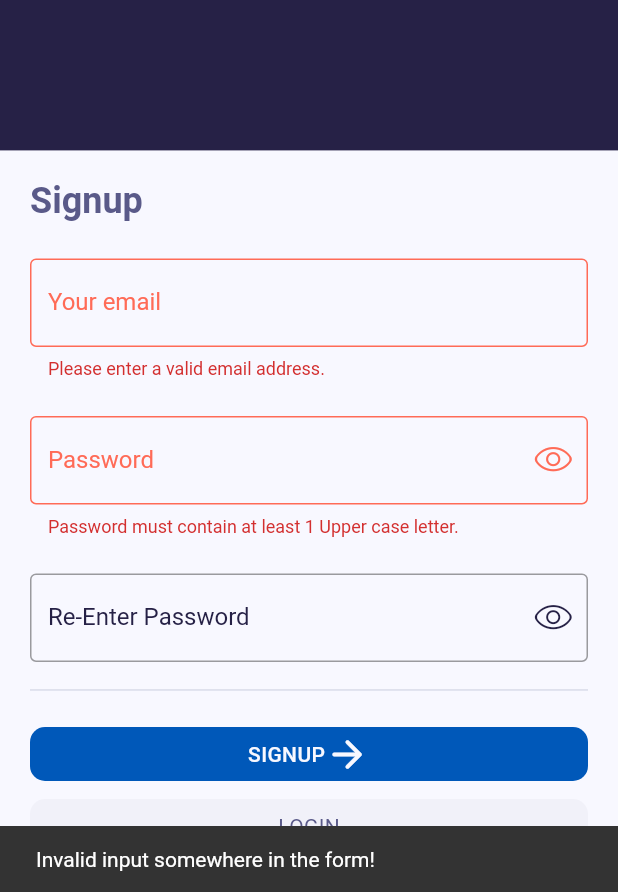
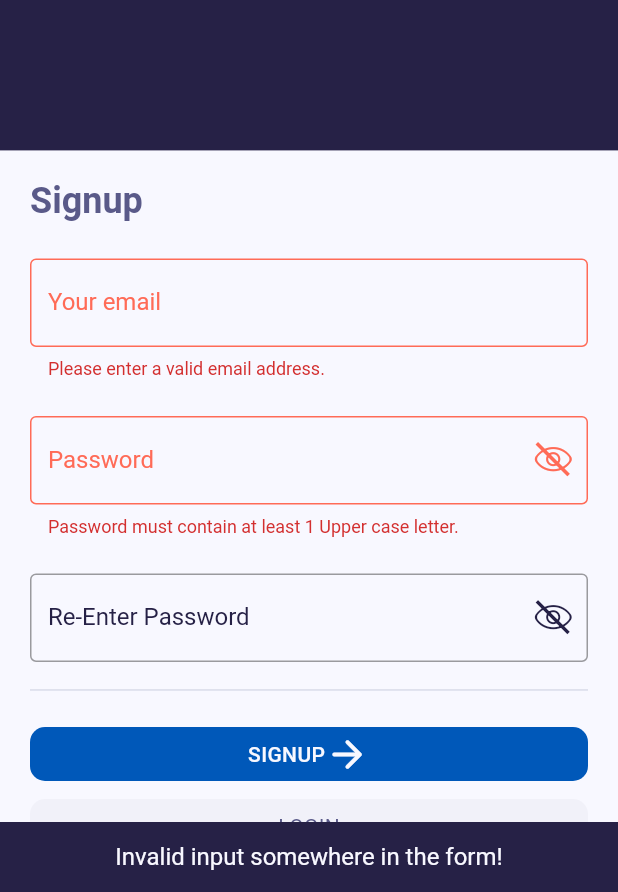
Before and after one commit to nitzanpap/dispatcher, a Flutter app: the SignupLoginScreen screen opened by its route, after a tap on "SIGNUP", on a phone screen of 412 x 824 dp, the part 344-1236 px from its top. Run offline on Flutter 3.47's test engine with Material 2 defaults, Android fonts, the phone set to English and light mode, and no system bars; our stand-ins replace flutter_svg, gap.

Commit message:
Firebase authentication and snackbar works

```diff
--- a/lib/api/firebase_auth.dart
+++ b/lib/api/firebase_auth.dart
@@ -1,7 +1,10 @@
+import 'package:dispatcher/constants/firebase_auth_types.dart';
 import 'package:dispatcher/helpers/helper_classes/firebase_config.dart';
 import 'package:http/http.dart' as http;
 
-Future<http.Response> login({required String email, required String password}) {
+abstract class FirebaseAuthApi {
+  static Future<http.Response> login(
+      {required String email, required String password}) {
     return http.post(
       Uri.parse(FirebaseConfig.signInAuthUrl),
       body: {
@@ -11,7 +14,7 @@ Future<http.Response> login({required String email, required String password}) {
     );
   }
 
-Future<http.Response> signup(
+  static Future<http.Response> signup(
       {required String email, required String password}) {
     return http.post(
       Uri.parse(FirebaseConfig.signUpAuthUrl),
@@ -21,3 +24,19 @@ Future<http.Response> signup(
       },
     );
   }
+
+  static String getFirebaseAuthResponseMessage({
+    required String reasonPhrase,
+    required Map<String, dynamic> responseData,
+  }) {
+    switch (reasonPhrase) {
+      case FirebaseAuthResponseTypes.badRequest:
+        return responseData['error']['message'];
+      case FirebaseAuthResponseTypes.ok:
+        return FirebaseAuthResponseTypes.ok;
+      default:
+        print('Unknown \'reasonPhrase\' from Firebase: $reasonPhrase');
+        return reasonPhrase;
+    }
+  }
+}
--- /dev/null
+++ b/lib/constants/firebase_auth_types.dart
@@ -0,0 +1,4 @@
+abstract class FirebaseAuthResponseTypes {
+  static const ok = 'OK';
+  static const badRequest = 'Bad Request';
+}
--- a/lib/widgets/input_field_widgets/password_input_field.dart
+++ b/lib/widgets/input_field_widgets/password_input_field.dart
@@ -42,7 +42,7 @@ class PasswordInputField extends StatefulWidget {
 }
 
 class _PasswordInputFieldState extends State<PasswordInputField> {
-  bool isObscureText = false;
+  bool isObscureText = true;
 
   @override
   Widget build(BuildContext context) {
--- a/lib/widgets/signup_login_form.dart
+++ b/lib/widgets/signup_login_form.dart
@@ -1,10 +1,12 @@
 import 'dart:convert';
 
 import 'package:dispatcher/api/firebase_auth.dart';
+import 'package:dispatcher/constants/firebase_auth_types.dart';
+import 'package:dispatcher/widgets/text_with_icon.dart';
 import 'package:flutter/material.dart';
 
 import 'package:gap/gap.dart';
-import 'package:http/src/response.dart';
+import 'package:http/http.dart';
 import 'package:provider/provider.dart';
 
 import '../enums/signup_login_title.dart';
@@ -114,7 +116,10 @@ class _SignupLoginFormState extends State<SignupLoginForm> {
           text: title.toUpperCase(),
           onPressedFunction: () async {
             SnackBar snackBar = SnackBar(
-              content: Text(isSignupPage ? 'Signing up...' : 'Signing in...'),
+              content: TextWithIcon(
+                  text: isSignupPage ? 'Signing up...' : 'Signing in...',
+                  color: AppColors.white),
+              backgroundColor: AppColors.deepDarkBlue,
               duration: const Duration(seconds: 3),
             );
             ScaffoldMessenger.of(context).clearSnackBars();
@@ -127,12 +132,16 @@ class _SignupLoginFormState extends State<SignupLoginForm> {
               isSignUp: isSignupPage,
             );
             snackBar = SnackBar(
-              content: Text(msgFromFirebase),
+              content:
+                  TextWithIcon(text: msgFromFirebase, color: AppColors.white),
+              backgroundColor: AppColors.deepDarkBlue,
               duration: const Duration(seconds: 3),
             );
+            if (context.mounted) {
               ScaffoldMessenger.of(context).clearSnackBars();
               ScaffoldMessenger.of(context).showSnackBar(snackBar);
               // TODO: Implement here, authenticating with firebase and moving to the next page.
+            }
           },
           icon: const Icon(
             Icons.arrow_forward_rounded,
@@ -168,32 +177,29 @@ class _SignupLoginFormState extends State<SignupLoginForm> {
       return 'Invalid input somewhere in the form!';
     }
     debugPrint('Valid Form!');
-    final Response loginData;
-    Map<String, dynamic> loginDataObj;
-    try {
-      loginData = await (isSignUp
-          ? signup(email: formEmail, password: formPassword)
-          : login(email: formEmail, password: formPassword));
-      loginDataObj = jsonDecode(loginData.body);
-    } catch (e) {
-      debugPrint('Error:');
-      debugPrint(e.toString());
-      return e.toString();
-    }
-    switch (loginData.reasonPhrase) {
-      case "Bad Request":
-        return loginDataObj['error']['message'];
-      case "OK":
+
+    final Response firebaseAuthResponse = await (isSignupPage
+        ? FirebaseAuthApi.signup(email: formEmail, password: formPassword)
+        : FirebaseAuthApi.login(email: formEmail, password: formPassword));
+
+    final Map<String, dynamic> firebaseAuthResponseData =
+        jsonDecode(firebaseAuthResponse.body);
+
+    final String firebaseAuthResponseMessage =
+        FirebaseAuthApi.getFirebaseAuthResponseMessage(
+      reasonPhrase: firebaseAuthResponse.reasonPhrase!,
+      responseData: firebaseAuthResponseData,
+    );
+
+    if (firebaseAuthResponseMessage == FirebaseAuthResponseTypes.ok) {
       provider.updateProvider(
         formEmail: formEmail,
         formPassword: formPassword,
-            newIdToken: loginDataObj["idToken"]);
-        return isSignUp ? 'Signed up successfully' : 'Signed in successfully';
-      default:
-        debugPrint(
-            'Unknown \'reasonPhrase\' from Firebase: ${loginData.reasonPhrase}');
-        return loginData.reasonPhrase!;
+        newIdToken: firebaseAuthResponseData["idToken"],
+      );
+      return isSignUp ? "Signed up" : 'Signed in';
     }
+    return firebaseAuthResponseMessage;
   }
 
   bool isFormValid(formKey) => formKey.currentState!.validate();
```
Lines whose indentation alone changed are shown as unchanged.
